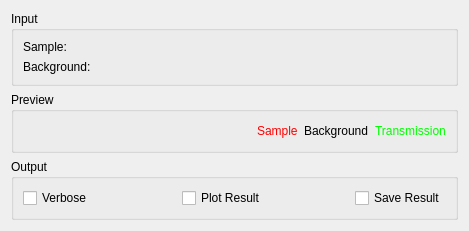
This is Code/Mantid/MantidQt/CustomInterfaces/inc/MantidQtCustomInterfaces/Indirect/IndirectTransmission.ui in mantidproject/mantid as Qt 5 draws it before an edit. The edited form follows.
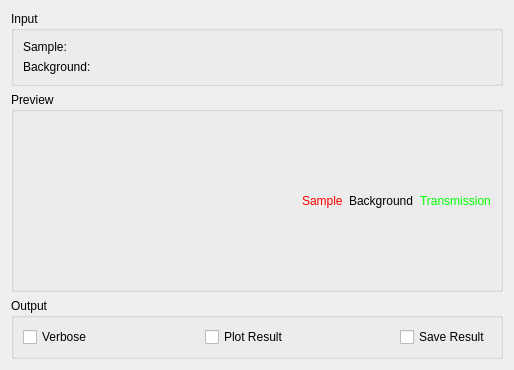
This is the edited form. Custom widgets are drawn as their Qt base class.

Commit message:
Fix size of IDR tabs
Refs #10960

Patch:
```diff
--- a/Code/Mantid/MantidQt/CustomInterfaces/inc/MantidQtCustomInterfaces/Indirect/IndirectTransmission.ui
+++ b/Code/Mantid/MantidQt/CustomInterfaces/inc/MantidQtCustomInterfaces/Indirect/IndirectTransmission.ui
@@ -6,8 +6,8 @@
    <rect>
     <x>0</x>
     <y>0</y>
-    <width>469</width>
-    <height>227</height>
+    <width>514</width>
+    <height>360</height>
    </rect>
   </property>
   <property name="windowTitle">
@@ -93,6 +93,12 @@
    </item>
    <item>
     <widget class="QGroupBox" name="gbPreview">
+     <property name="minimumSize">
+      <size>
+       <width>0</width>
+       <height>200</height>
+      </size>
+     </property>
      <property name="title">
       <string>Preview</string>
      </property>
```
The commit also changes 4 other files.
